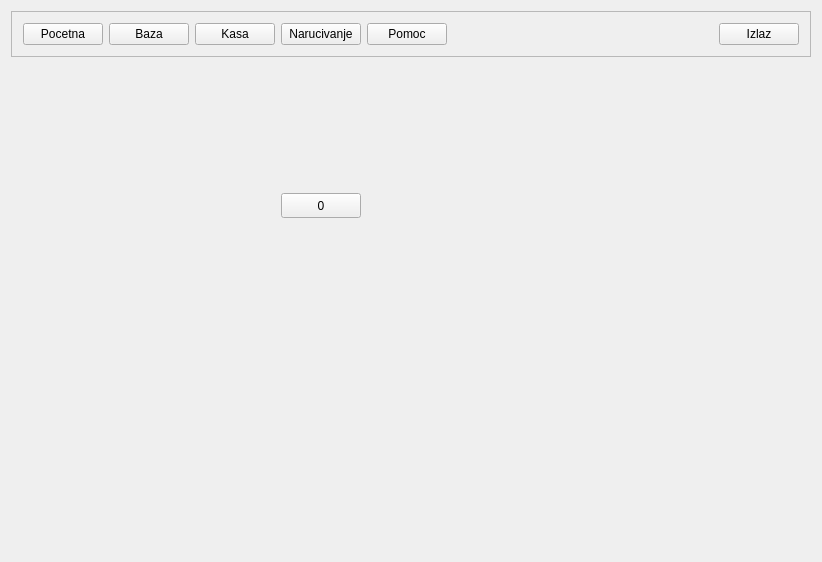
Before: the Qt Designer form qt_prototip/mainwindow.ui in p-anna/pharmacy, drawn with Qt 5.
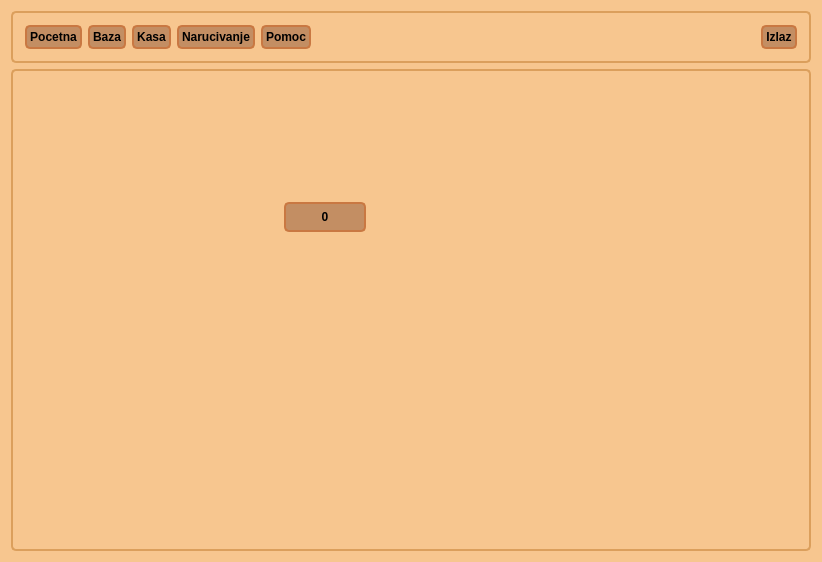
After: the same form once the commit is applied. The open tabs and pages were chosen to show the change. Icons and pictures are not drawn.

Commit message: ui-file stylesheet prva verzija

```diff
--- a/qt_prototip/mainwindow.ui
+++ b/qt_prototip/mainwindow.ui
@@ -13,6 +13,160 @@
   <property name="windowTitle">
    <string>MainWindow</string>
   </property>
+  <property name="styleSheet">
+   <string notr="true">QWidget {
+   background-color: #f7c68f;
+}
+
+/* Nice Windows-XP-style password character. */
+QLineEdit[echoMode=&quot;2&quot;] {
+    lineedit-password-character: 9679;
+}
+
+/* We provide a min-width and min-height for push buttons
+   so that they look elegant regardless of the width of the text. */
+QPushButton {
+    background-color: #c38e63;
+    border-width: 2px;
+    border-color: #c97842;
+    border-style: solid;
+    border-radius: 5;
+    padding: 3px;
+    min-width: 9ex;
+    min-height: 2.5ex;
+}
+
+QPushButton:hover {
+   background-color: #eaab81;
+}
+
+/* Increase the padding, so the text is shifted when the button is
+   pressed. */
+QPushButton:pressed {
+    padding-left: 5px;
+    padding-top: 5px;
+    background-color: #db9f5c;
+}
+
+QLabel, QAbstractButton {
+    font: bold;
+}
+
+/* Mark mandatory fields with a brownish color. */
+.mandatory {
+    color: brown;
+}
+
+/* Bold text on status bar looks awful. */
+QStatusBar QLabel {
+   font: normal;
+}
+
+QStatusBar::item {
+    border-width: 1;
+    border-color: darkkhaki;
+    border-style: solid;
+    border-radius: 2;
+}
+
+QComboBox, QLineEdit, QSpinBox, QTextEdit, QListView {
+    background-color: cornsilk;
+    selection-color: #0a214c; 
+    selection-background-color: #C19A6B;
+}
+
+QComboBox::drop-down:hover {
+    image: url(:/home/pharmacy/kucica.jpg);
+}
+
+QListView {
+    show-decoration-selected: 1;
+}
+
+QListView::item:hover {
+    background-color: wheat;
+}
+
+/* We reserve 1 pixel space in padding. When we get the focus,
+   we kill the padding and enlarge the border. This makes the items
+   glow. */
+QLineEdit, QFrame {
+    border-width: 2px;
+    padding: 1px;
+    border-style: solid;
+    border-color: #db9f5c;
+    border-radius: 5px;
+}
+
+/* As mentioned above, eliminate the padding and increase the border. */
+QLineEdit:focus, QFrame:focus {
+    border-width: 3px;
+    padding: 0px;
+}
+
+/* A QLabel is a QFrame ... */
+QLabel {
+    border: none;
+    padding: 0;
+    background: none;
+}
+
+/* A QToolTip is a QLabel ... */
+QToolTip {
+    border: 2px solid #db9f5c;
+    padding: 5px;
+    border-radius: 3px;
+    opacity: 200;
+}
+
+/* Nice to have the background color change when hovered. */
+QRadioButton:hover, QCheckBox:hover {
+    background-color: wheat;
+}
+
+/* Force the dialog's buttons to follow the Windows guidelines. */
+QDialogButtonBox {
+    button-layout: 0;
+}
+
+/*-------------------------------------------------------------------------------------------Menu bar------------------------------------------------------------------------------------------------------ --*/
+QMenuBar {
+    background-color: qlineargradient(x1:0, y1:0, x2:0, y2:1, stop:0 #d68844, stop:1 #a56126); /*svetli braon,  tamni braon*/
+}
+
+QMenuBar::item {
+    spacing: 3px; /* spacing between menu bar items */
+    padding: 5px 4px;
+    background: #db9f6f;
+    border-radius: 4px;
+    color: #593920;
+}
+
+QMenuBar::item:selected { /* when selected using mouse or keyboard */
+    background: #f2c196; /* boja koze */
+}
+
+QMenuBar::item:pressed {
+    background: #8c7252; /* sivi braon */
+}
+
+/*--------------------------------------------------------------------------------Menu ----------------------------------------------------------------------------------------------------------------------*/
+QMenu {
+    background-color: #f7c68f; /* sets background of the menu */
+    border: 1px solid black;
+}
+
+QMenu::item {
+    /* sets background of menu item. set this to something non-transparent
+        if you want menu color and menu item color to be different */
+    background-color: #f2ca9d;
+}
+
+QMenu::item:selected { /* when user selects item using mouse or keyboard */
+    background-color: #a36c35;
+}
+</string>
+  </property>
   <widget class="QWidget" name="centralWidget">
    <layout class="QVBoxLayout" name="verticalLayout">
     <item>
@@ -93,8 +247,8 @@
          <rect>
           <x>270</x>
           <y>130</y>
-          <width>80</width>
-          <height>25</height>
+          <width>82</width>
+          <height>30</height>
          </rect>
         </property>
         <property name="text">
```
Left out of the diff: 18 changed lines with no effect on the pictures.
